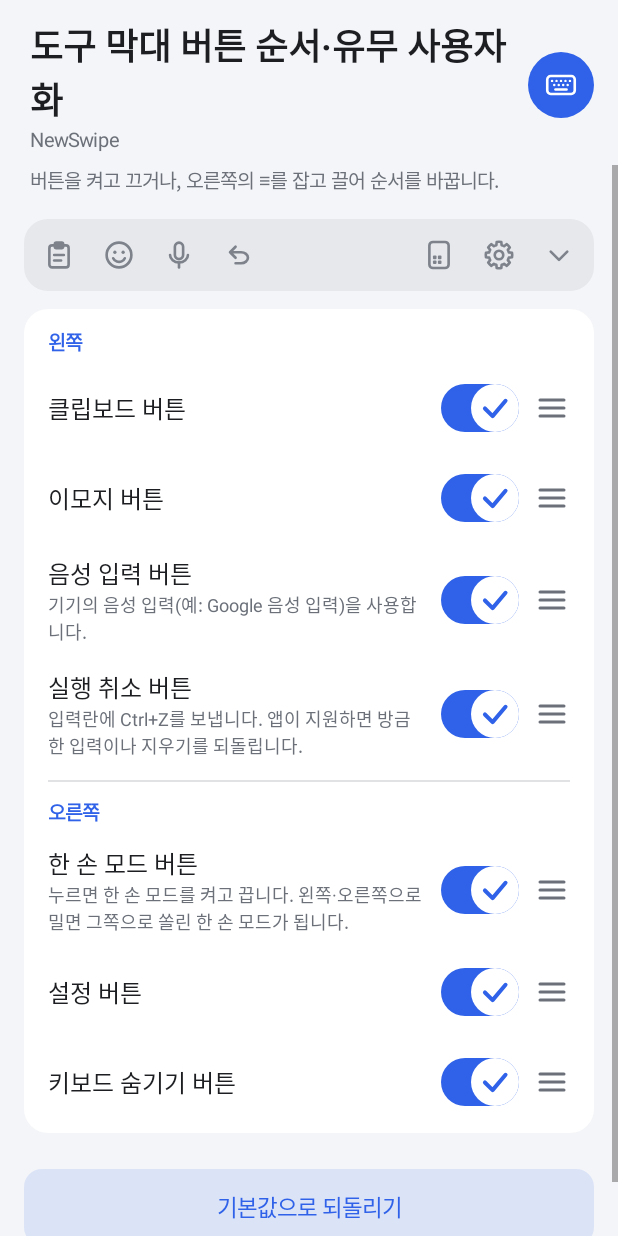
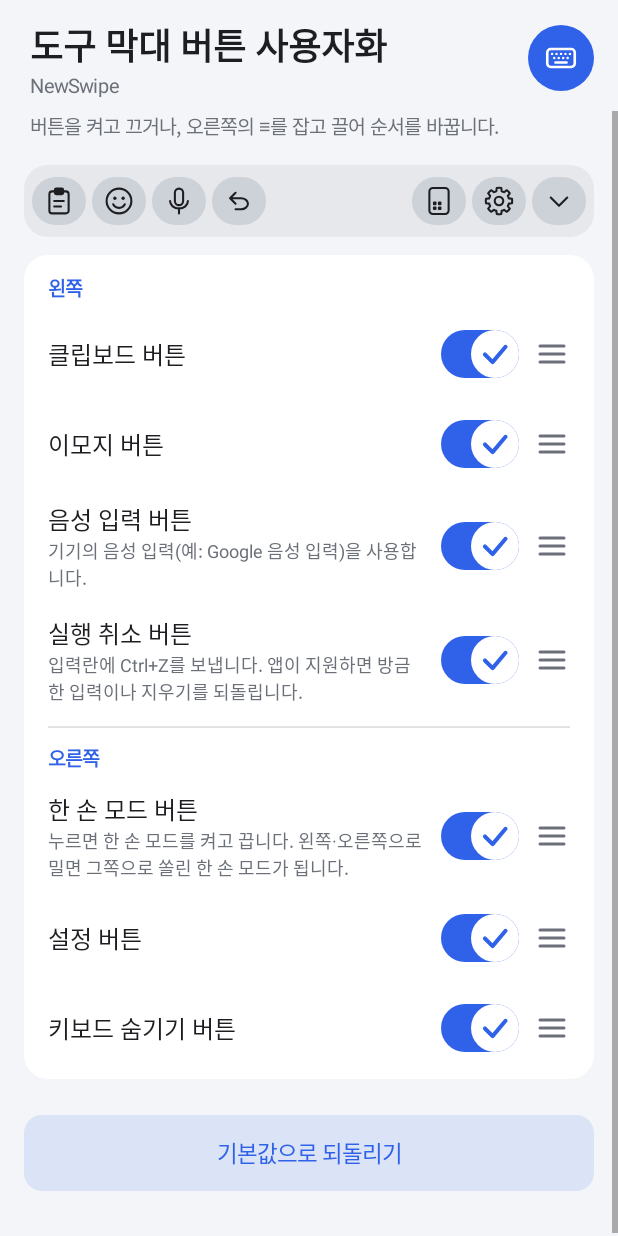
Before and after one commit to TechTree-Alt/NewSwipe, an Android app: the ToolbarButtonsEditorActivity screen opened directly, with no data from a screen before it, on a phone screen of 412 x 824 dp. Run offline under Robolectric (Android 15) with nearby library versions, the phone set to English and light mode, and no system bars.

Commit message:
도구 막대 버튼 미리보기를 칩 스타일로 맞추고 메뉴 이름을 '도구 막대 버튼 사용자화'로 변경
칩 모양 설정은 IconButton.setToolbarStyle로 모아 키보드·설정 미리보기·편집 화면이 함께 쓴다.

Co-Authored-By: Claude Sonnet 5.5 <noreply@anthropic.com>
Claude-Session: https://claude.ai/code/session_01JSNocqxoeUXTxCdHsNWtRf

```diff
--- a/app/src/main/assets/guide/usage.txt
+++ b/app/src/main/assets/guide/usage.txt
@@ -76,7 +76,7 @@ NewSwipe는 '단모음 자판'을 바탕으로 한 한글 키보드입니다.
 · 글자를 선택하면 도구 막대에 잘라내기·복사·붙여넣기·전체 선택 버튼이 뜹니다 ('도구 막대, 클립보드, 이모지 > 선택하면 편집 버튼 보이기'에서 끌 수 있습니다).
 · 클립보드 창에서는 최근에 복사한 텍스트와 이미지를 골라 넣을 수 있고, 자주 쓰는 항목은 고정해 둘 수 있습니다. 이미지를 바로 받지 않는 입력란이면 시스템 클립보드에 담아 주니, 앱의 붙여넣기 메뉴로 넣으세요.
 
-보일 버튼과 버튼을 왼쪽·오른쪽 중 어디에 어떤 순서로 둘지는 '도구 막대, 클립보드, 이모지 > 도구 막대 버튼 순서·유무 사용자화'에서 정하고, 도구 막대를 위·아래·왼쪽·오른쪽으로 밀거나 버튼을 위·아래·왼쪽·오른쪽으로 밀 때 할 일은 '밀어서 기능 > 도구 막대 밀어서 기능 완전 사용자화'에서 직접 정할 수 있습니다.
+보일 버튼과 버튼을 왼쪽·오른쪽 중 어디에 어떤 순서로 둘지는 '도구 막대, 클립보드, 이모지 > 도구 막대 버튼 사용자화'에서 정하고, 도구 막대를 위·아래·왼쪽·오른쪽으로 밀거나 버튼을 위·아래·왼쪽·오른쪽으로 밀 때 할 일은 '밀어서 기능 > 도구 막대 밀어서 기능 완전 사용자화'에서 직접 정할 수 있습니다.
 도구 막대를 자판 아래로 옮기거나 높이를 바꾸려면 '도구 막대, 클립보드, 이모지 > 자판 아래에 두기', '도구 막대 높이'를 쓰세요. 버튼의 폭과 아이콘 크기는 '도구 버튼 크기'에서 따로 바꿉니다.
 
 ## 한 손 모드
--- a/app/src/main/java/com/alternative_studios/newswipe/Prefs.java
+++ b/app/src/main/java/com/alternative_studios/newswipe/Prefs.java
@@ -417,7 +417,7 @@ public final class Prefs {
                 KOREAN_SHIFT_FN}, NONE);
     }
 
-    /** '도구 막대 버튼 순서·유무 사용자화' 화면의 값. */
+    /** '도구 막대 버튼 사용자화' 화면의 값. */
     public void resetToolButtons() {
         removeKeys(new String[]{TOOL_ORDER, TOOL_CLIPBOARD, TOOL_EMOJI, VOICE_KEY, TOOL_UNDO, TOOL_SETTINGS,
                 TOOL_ONE_HAND, TOOL_HIDE}, NONE);
--- a/app/src/main/java/com/alternative_studios/newswipe/ToolbarButtonsEditorActivity.java
+++ b/app/src/main/java/com/alternative_studios/newswipe/ToolbarButtonsEditorActivity.java
@@ -21,7 +21,7 @@ import java.util.ArrayList;
 import java.util.List;
 
 /**
- * 도구 막대 버튼을 켜고 끄고, 왼쪽·오른쪽 중 어디에 어떤 순서로 둘지 바꾸는 화면 (도구 막대 버튼 순서·유무 사용자화).
+ * 도구 막대 버튼을 켜고 끄고, 왼쪽·오른쪽 중 어디에 어떤 순서로 둘지 바꾸는 화면 (도구 막대 버튼 사용자화).
  * 한 카드 안에 '왼쪽'·'오른쪽' 제목을 두고, ≡를 잡고 끌면 제목을 넘어 다른 쪽으로도 옮길 수 있다.
  */
 public final class ToolbarButtonsEditorActivity extends Activity {
@@ -61,7 +61,7 @@ public final class ToolbarButtonsEditorActivity extends Activity {
         int pad = Ui.dp(this, 16);
         list.setPadding(pad, 0, pad, Ui.dp(this, 32));
         scroll.addView(list);
-        setContentView(new SettingsFrame(this, "도구 막대 버튼 순서·유무 사용자화", getString(R.string.app_name)).wrap(scroll));
+        setContentView(new SettingsFrame(this, "도구 막대 버튼 사용자화", getString(R.string.app_name)).wrap(scroll));
         render();
     }
 
@@ -118,7 +118,7 @@ public final class ToolbarButtonsEditorActivity extends Activity {
         keys.addView(rightHeader);
         for (String id : order[1]) keys.addView(buttonRow(id));
         updatePreview();
-        list.addView(ResetDialog.button(this, "도구 막대 버튼 순서·유무 사용자화", () -> {
+        list.addView(ResetDialog.button(this, "도구 막대 버튼 사용자화", () -> {
             prefs.resetToolButtons();
             render();
         }));
@@ -353,8 +353,9 @@ public final class ToolbarButtonsEditorActivity extends Activity {
 
     private void addPreviewButton(String id) {
         if (!prefs.toolShown(id)) return;
-        IconButton b = new IconButton(this, ToolbarButtons.icon(id), keyboardTheme.hint, keyboardTheme.keyPressed,
+        IconButton b = new IconButton(this, ToolbarButtons.icon(id), keyboardTheme.text, keyboardTheme.keyPressed,
                 ToolbarButtons.label(id));
+        b.setToolbarStyle(keyboardTheme, Ui.dp(this, 40));
         b.setClickable(false);
         b.setFocusable(false);
         preview.addView(b, new LinearLayout.LayoutParams(Ui.dp(this, 40), Ui.dp(this, 40)));
--- a/app/src/main/java/com/alternative_studios/newswipe/ui/IconButton.java
+++ b/app/src/main/java/com/alternative_studios/newswipe/ui/IconButton.java
@@ -9,6 +9,7 @@ import android.graphics.drawable.RippleDrawable;
 import android.view.View;
 
 import com.alternative_studios.newswipe.keyboard.Icons;
+import com.alternative_studios.newswipe.keyboard.KeyboardTheme;
 
 /** 코드로 그린 아이콘 하나를 보여 주는 버튼. */
 public final class IconButton extends View {
@@ -43,6 +44,18 @@ public final class IconButton extends View {
         setBackground(new RippleDrawable(ColorStateList.valueOf(pressed), content, mask));
     }
 
+    /**
+     * 도구 막대 버튼의 모양: 기능키 색 칩 바탕에 글자 색 아이콘. 키보드의 도구 막대와 설정 화면의 미리보기가 같이 쓴다.
+     * @param barHeight 버튼이 놓이는 도구 막대 높이 (px). 칩은 여기서 위아래를 조금 뺀 높이다.
+     */
+    public void setToolbarStyle(KeyboardTheme theme, int barHeight) {
+        Context c = getContext();
+        setColor(theme.text);
+        int insetV = Math.max(0, (barHeight - Ui.chipHeight(c, barHeight)) / 2);
+        // 눌린 키 색은 밝은 테마의 기능키 색과 거의 같아서, 누를 때는 글자 색을 옅게 덮어 눌린 것이 보이게 한다.
+        setChip(theme.functionKey, Ui.tint(theme.text), Ui.dp(c, 2), insetV, Ui.chipRadius(c));
+    }
+
     public void setIcon(int icon) {
         if (this.icon == icon) return;
         this.icon = icon;
```
Also changed, not shown: app/src/main/java/com/alternative_studios/newswipe/NewSwipeIME.java (+2 -6 lines), app/src/main/java/com/alternative_studios/newswipe/SettingsActivity.java (+3 -4 lines).
